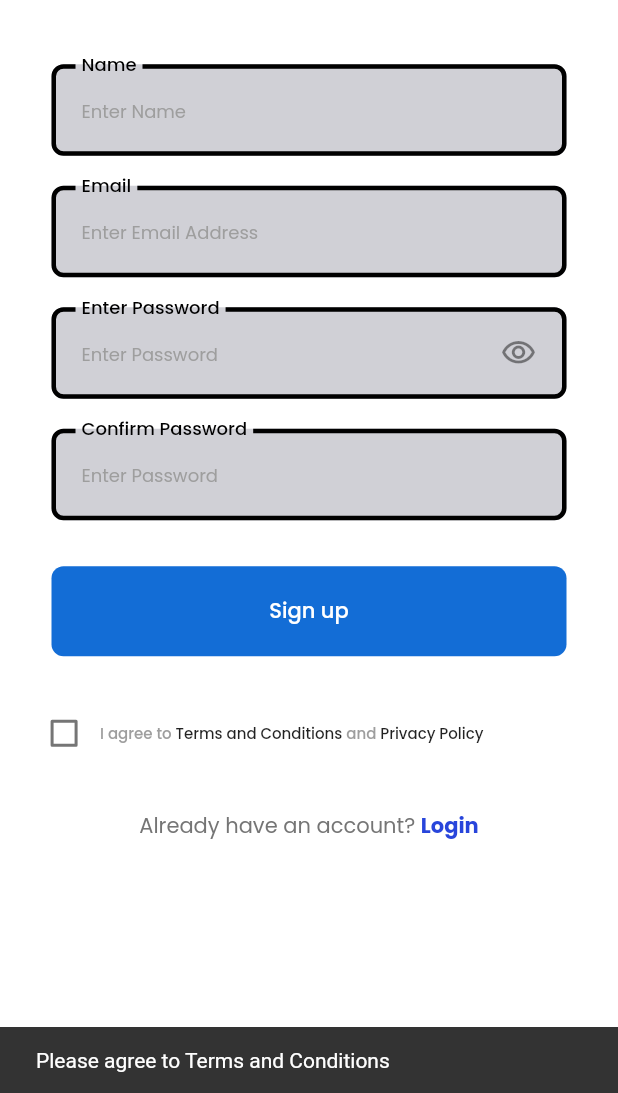
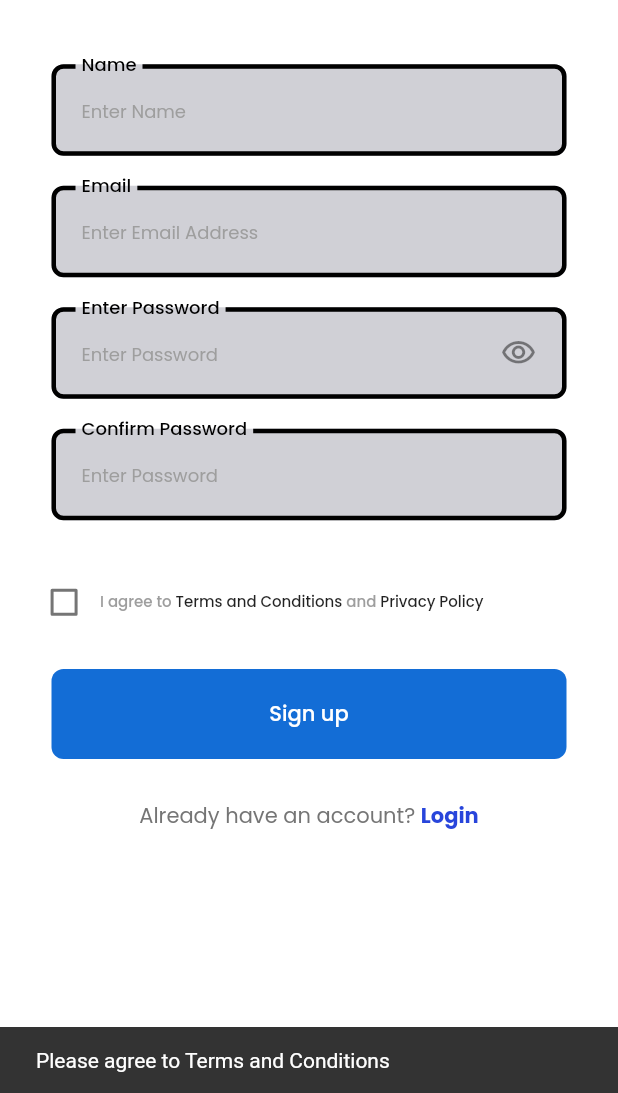
Before and after one commit to mauryakshitij/Smart-Naka, a Flutter app: the AppSignUpScreen screen opened directly, after a tap on "Sign up", on a phone screen of 412 x 824 dp, the part 143-1236 px from its top. Run offline on Flutter 3.47's test engine with Material 2 defaults, Android fonts, the light colour scheme and no system bars; our stand-ins replace cloud_firestore, firebase_auth, firebase_core, font_awesome_flutter, google_fonts; accounts and stored records are empty.

Commit message:
fixed login signup

```diff
--- a/lib/screens/signup_screen.dart
+++ b/lib/screens/signup_screen.dart
@@ -72,6 +72,7 @@ class _AppSignUpScreenState extends State<AppSignUpScreen> {
       return;
     }
     try {
+      FocusManager.instance.primaryFocus?.unfocus();
       UserCredential userCredential = await FirebaseAuth.instance
           .createUserWithEmailAndPassword(email: email, password: password);
       User firebaseUser = FirebaseAuth.instance.currentUser!;
@@ -79,6 +80,8 @@ class _AppSignUpScreenState extends State<AppSignUpScreen> {
           FirebaseFirestore.instance.collection("users");
       UserModel user = UserModel(name: name, email: email);
       usersCollection.doc(user.email).set(user.toJson());
+      ScaffoldMessenger.of(context)
+          .showSnackBar(const SnackBar(content: Text("Sign up successful")));
     } on FirebaseAuthException catch (e) {
       if (e.code == "weak-password") {
         setState(() {
@@ -193,18 +196,6 @@ class _AppSignUpScreenState extends State<AppSignUpScreen> {
                 height: height / 40,
               ),
               SizedBox(
-                width: width / 1.2,
-                child: MyTextButton(
-                  onTap: submit,
-                  buttonName: 'Sign up',
-                  bgColor: const Color(0xFF136DD6),
-                  textColor: Colors.white,
-                ),
-              ),
-              SizedBox(
-                height: height / 30,
-              ),
-              SizedBox(
                 width: width / 1.1,
                 child: Row(
                   children: [
@@ -252,6 +243,18 @@ class _AppSignUpScreenState extends State<AppSignUpScreen> {
                 ),
               ),
               SizedBox(
+                height: height / 40,
+              ),
+              SizedBox(
+                width: width / 1.2,
+                child: MyTextButton(
+                  onTap: submit,
+                  buttonName: 'Sign up',
+                  bgColor: const Color(0xFF136DD6),
+                  textColor: Colors.white,
+                ),
+              ),
+              SizedBox(
                 height: height / 30,
               ),
               Center(
```
Also changed, not shown: lib/screens/login_screen.dart (+15 -11 lines), lib/screens/tabs_screen.dart (+10 -1 lines).
